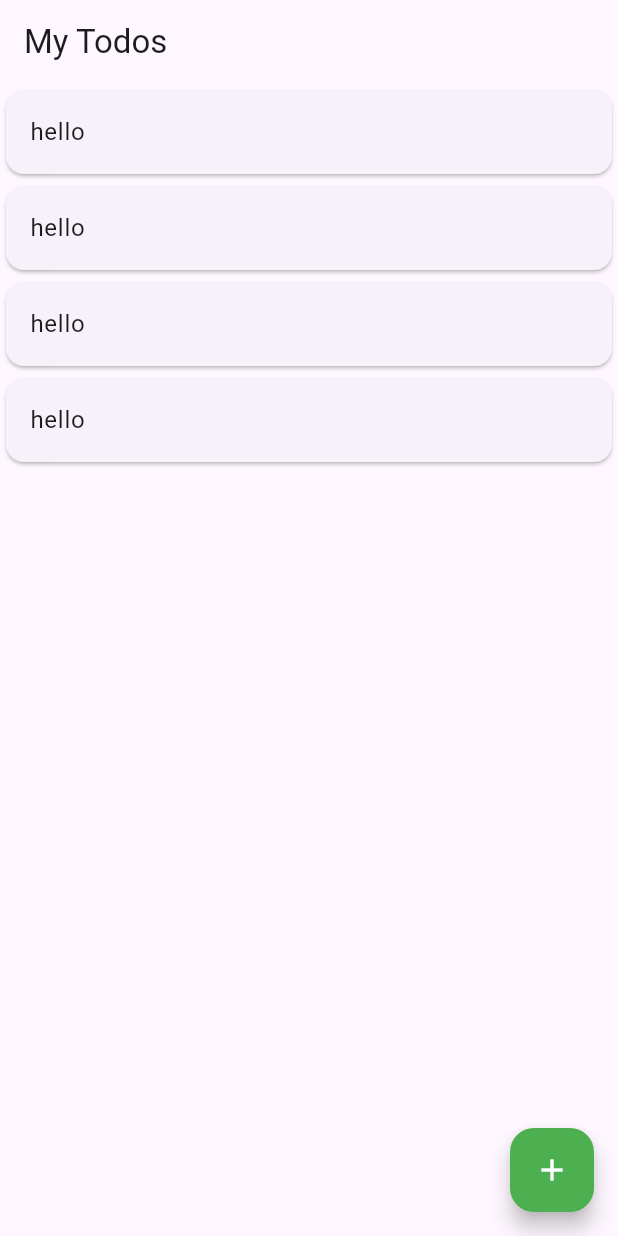
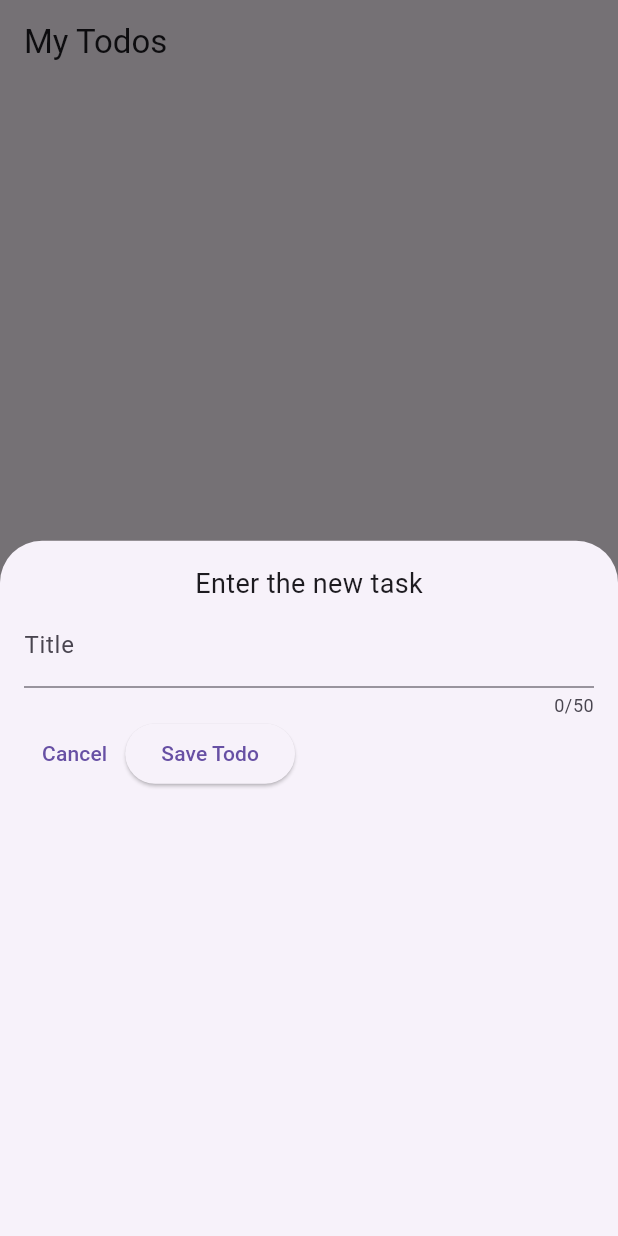
Before and after one commit to AnJasid/app_to_do_list, a Flutter app: the screen it shows after launch, after a tap on the "add" icon, on a phone screen of 412 x 824 dp. Run offline on Flutter 3.47's test engine with Material 3 defaults, Android fonts, the phone set to English and light mode, and no system bars.

Commit message:
feat: add create todo functionality and display on home screen

```diff
--- a/lib/models/todo.dart
+++ b/lib/models/todo.dart
@@ -1,9 +1,7 @@
 class Todo {
-  String id;
   String title;
 
   Todo({
-    required this.id,
     required this.title,
   });
 }
--- a/lib/screens/todo_home_screen.dart
+++ b/lib/screens/todo_home_screen.dart
@@ -1,4 +1,6 @@
 import 'package:flutter/material.dart';
+import 'package:app_to_do_list/widgets/new_todo.dart';
+import 'package:app_to_do_list/models/todo.dart';
 import 'package:app_to_do_list/todo_data/todo_list.dart';
 
 class TodoHomeScreen extends StatefulWidget {
@@ -9,15 +11,36 @@ class TodoHomeScreen extends StatefulWidget {
 }
 
 class _TodoHomeScreenState extends State<TodoHomeScreen> {
+  final List<Todo> _registeredTodos = [];
+
+  void _openAddTodoOverlay() {
+    showModalBottomSheet(
+      context: context,
+      builder: (ctx) => NewTodo(onAddTodo: _addTodo),
+    );
+  }
+
+  void _addTodo(Todo todo) {
+    setState(() {
+      _registeredTodos.add(todo);
+    });
+  }
+
   @override
   Widget build(BuildContext context) {
     return Scaffold(
       appBar: AppBar(
         title: Text('My Todos'),
       ),
-      body: TodoList(),
+      body: Center(
+        child: TodoList(
+          todos: _registeredTodos,
+        ),
+      ),
       floatingActionButton: FloatingActionButton(
-        onPressed: () {},
+        onPressed: () {
+          _openAddTodoOverlay();
+        },
         backgroundColor: Colors.green,
         foregroundColor: Colors.white,
         child: Icon(Icons.add),
--- a/lib/todo_data/todo_data.dart
+++ /dev/null
@@ -1,10 +0,0 @@
-import 'package:app_to_do_list/models/todo.dart';
-
-class TodoData {
-  final List<Todo> todoDataList = [
-    Todo(id: '1', title: 'Learn Flutter'),
-    Todo(id: '2', title: 'Clean House'),
-    Todo(id: '3', title: 'Wash Motorcycle'),
-    Todo(id: '4', title: 'Complete work Tasks'),
-  ];
-}
--- a/lib/todo_data/todo_list.dart
+++ b/lib/todo_data/todo_list.dart
@@ -1,17 +1,18 @@
 import 'package:flutter/material.dart';
-import 'package:app_to_do_list/todo_data/todo_data.dart';
+import 'package:app_to_do_list/models/todo.dart';
 
 class TodoList extends StatelessWidget {
-  const TodoList({super.key});
+  const TodoList({super.key, required this.todos});
+
+  final List<Todo> todos;
 
   @override
   Widget build(BuildContext context) {
-    TodoData todoData = TodoData();
     return ListView.builder(
-      itemCount: todoData.todoDataList.length,
+      itemCount: todos.length,
       itemBuilder: (BuildContext context, index) => Card(
         child: ListTile(
-          title: Text('hello'),
+          title: Text(todos[index].title),
         ),
       ),
     );
--- /dev/null
+++ b/lib/widgets/new_todo.dart
@@ -0,0 +1,69 @@
+import 'package:flutter/material.dart';
+import 'package:app_to_do_list/models/todo.dart';
+
+class NewTodo extends StatefulWidget {
+  const NewTodo({
+    super.key,
+    required this.onAddTodo,
+  });
+
+  final void Function(Todo todo) onAddTodo;
+
+  @override
+  State<NewTodo> createState() => _NewTodoState();
+}
+
+class _NewTodoState extends State<NewTodo> {
+  final _titleController = TextEditingController();
+
+  void _submitTodoData() {
+    widget.onAddTodo(
+      Todo(title: _titleController.text),
+    );
+    Navigator.pop(context);
+  }
+
+  @override
+  void dispose() {
+    _titleController.dispose();
+    super.dispose();
+  }
+
+  @override
+  Widget build(BuildContext context) {
+    return Padding(
+      padding: EdgeInsets.all(16),
+      child: Column(
+        children: [
+          Text(
+            'Enter the new task',
+            style: TextStyle(
+              fontSize: 18,
+            ),
+          ),
+          TextField(
+            controller: _titleController,
+            maxLength: 50,
+            decoration: InputDecoration(
+              label: Text('Title'),
+            ),
+          ),
+          Row(
+            children: [
+              TextButton(
+                onPressed: () {
+                  Navigator.pop(context);
+                },
+                child: Text('Cancel'),
+              ),
+              ElevatedButton(
+                onPressed: _submitTodoData,
+                child: Text('Save Todo'),
+              ),
+            ],
+          ),
+        ],
+      ),
+    );
+  }
+}
```
